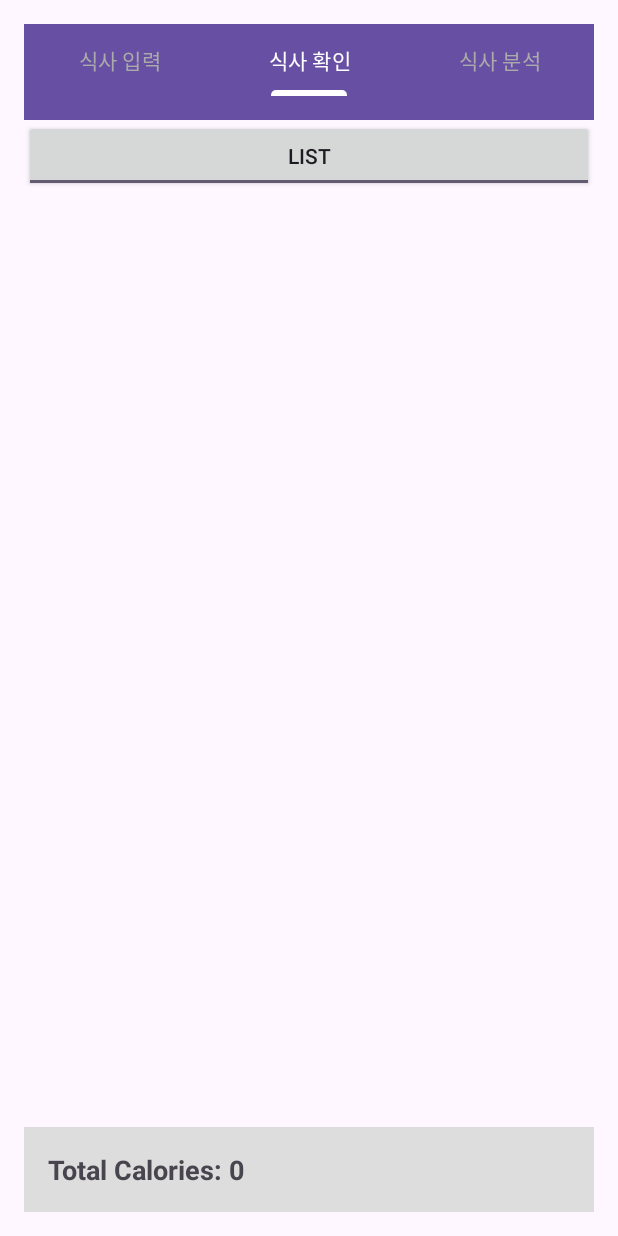
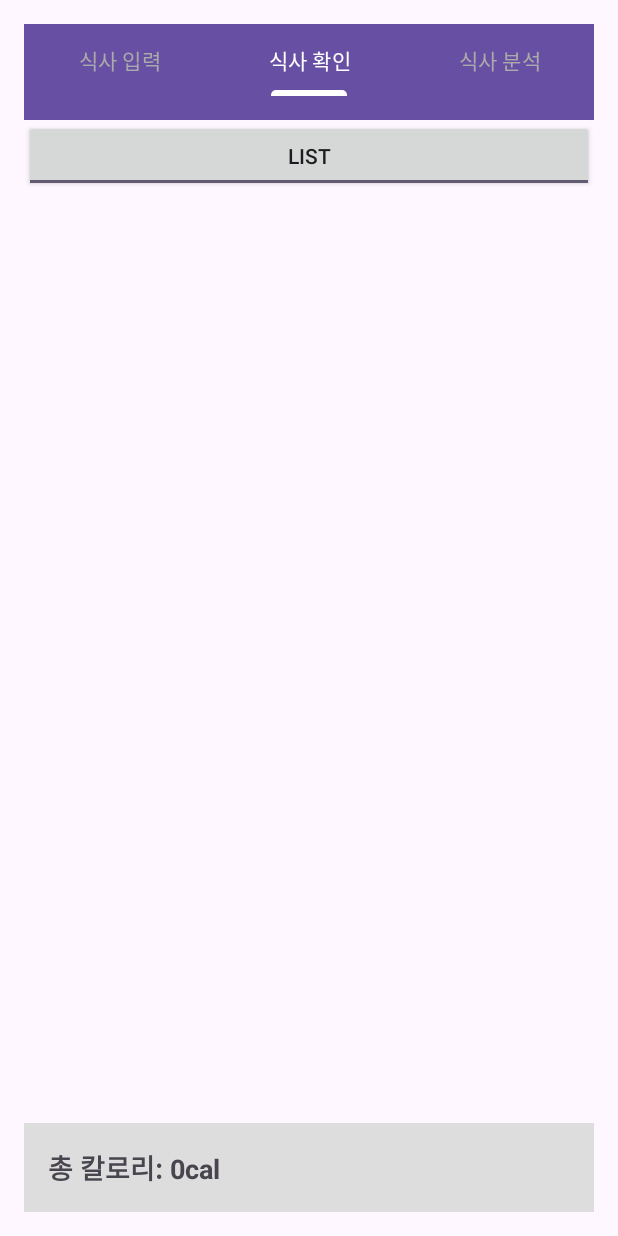
Before and after one commit to Lee-Seonghyun316/FinalApp, an Android app: the screen it shows after launch (MainActivity), tab 2 chosen, on a phone screen of 412 x 824 dp. Run offline under Robolectric (Android 15) with nearby library versions, the phone set to English and light mode, and no system bars.

Commit message:
listview 워딩 수정

```diff
--- a/app/src/main/java/com/example/finalapp/MealListAdapter.java
+++ b/app/src/main/java/com/example/finalapp/MealListAdapter.java
@@ -88,6 +88,8 @@ public class MealListAdapter extends ArrayAdapter<Meal> {
 
         // 체크박스 설정
         CheckBox checkBox = rowView.findViewById(R.id.checkBox);
+        TextView caloriesTextView = rowView.findViewById(R.id.caloriesTextView);
+
         checkBox.setOnCheckedChangeListener((buttonView, isChecked) -> {
             // 체크 상태가 변경되었을 때의 처리
             if (isChecked) {
@@ -102,14 +104,14 @@ public class MealListAdapter extends ArrayAdapter<Meal> {
             // 합계를 TextView에 업데이트
             updateTotalCalories();
         });
-
+        caloriesTextView.setText(String.valueOf(meal.getCalories()) + "cal 합산");
         return rowView;
     }
 
     // 체크된 아이템들의 칼로리 합계를 업데이트하고 TextView에 표시
     private void updateTotalCalories() {
         TextView totalCaloriesTextView = ((Activity) context).findViewById(R.id.totalCaloriesTextView);
-        totalCaloriesTextView.setText("Total Calories: " + totalCalories);
+        totalCaloriesTextView.setText("총 칼로리: " + totalCalories + "cal");
     }
 
 
--- a/app/src/main/res/layout/list_layout.xml
+++ b/app/src/main/res/layout/list_layout.xml
@@ -20,7 +20,7 @@
         android:layout_alignParentBottom="true"
         android:background="#dddddd"
         android:padding="16dp"
-        android:text="Total Calories: 0"
+        android:text="총 칼로리: 0cal"
         android:textSize="18sp"
         android:textStyle="bold" />
 
--- a/app/src/main/res/layout/meal_list_item.xml
+++ b/app/src/main/res/layout/meal_list_item.xml
@@ -44,7 +44,6 @@
                 android:id="@+id/caloriesTextView"
                 android:layout_width="wrap_content"
                 android:layout_height="wrap_content"
-                android:text="칼로리 합산하기"
                 android:textSize="14sp" />
 
             <CheckBox
```
